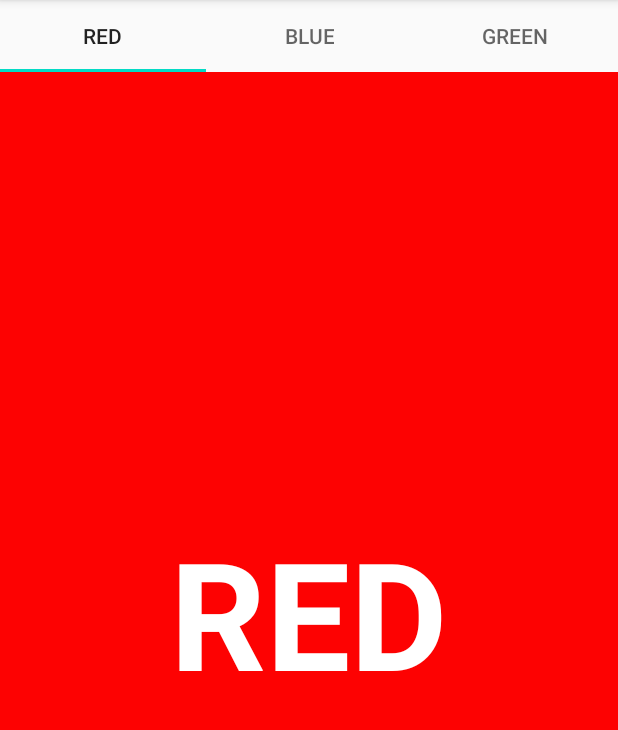
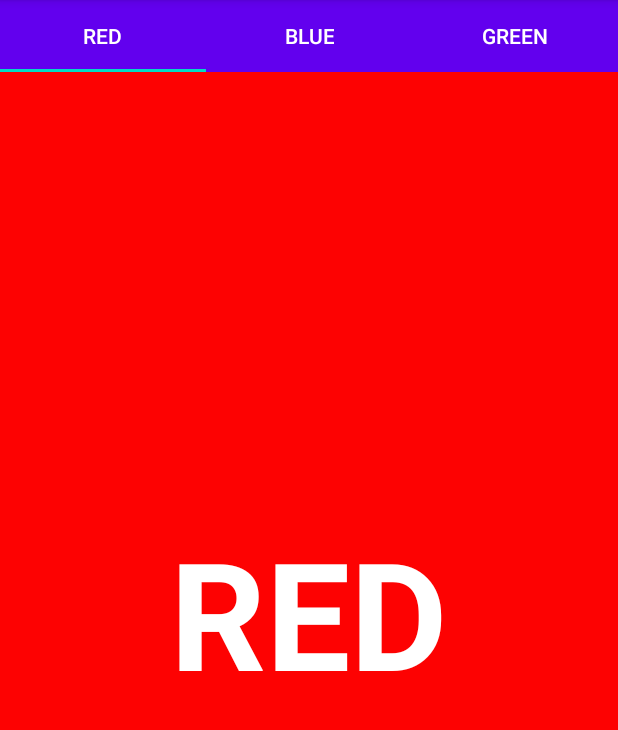
Before and after one commit to AP-Skill-Development-Corporation/Android-1537, an Android app: the screen it shows after launch (MainActivity), on a phone screen of 412 x 824 dp, the part 84-814 px from its top. Run offline under Robolectric (Android 15) with nearby library versions, the phone set to English and light mode, and no system bars.

```diff
--- a/TabsForNavigation/app/src/main/res/layout/activity_main.xml
+++ b/TabsForNavigation/app/src/main/res/layout/activity_main.xml
@@ -10,6 +10,9 @@
 
     <com.google.android.material.tabs.TabLayout
         android:id="@+id/tablayout"
+        android:background="@color/colorPrimary"
+        app:tabTextColor="#ffffff"
+        app:tabSelectedTextColor="#ffffff"
         android:layout_width="match_parent"
         android:layout_height="wrap_content"/>
 
```
